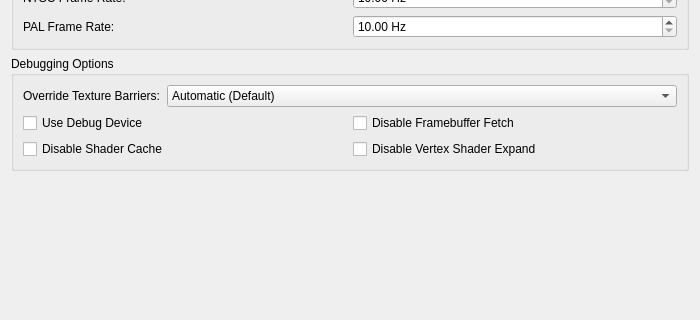
Old version of the form pcsx2-qt/Settings/GraphicsAdvancedSettingsTab.ui in the repository SgtBilko76/ARMSX2-Quest; both pictures show x 0 to 700 and y 285 to 605 of the 700 by 605 pixel window.
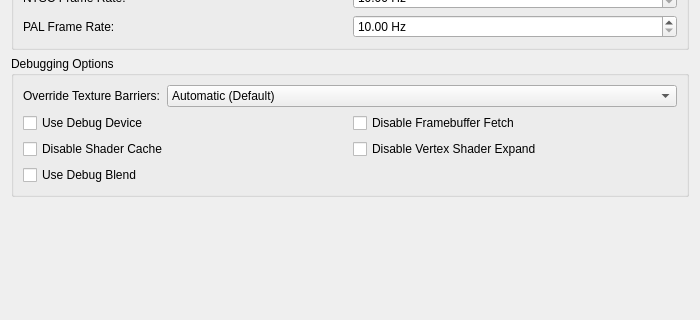
New version of the form.

Commit message:
GS/HW: Add debug blend setting.
Will enable SW blend and disable many optimizations.

Patch:
```diff
--- a/pcsx2-qt/Settings/GraphicsAdvancedSettingsTab.ui
+++ b/pcsx2-qt/Settings/GraphicsAdvancedSettingsTab.ui
@@ -321,6 +321,13 @@
           </property>
          </widget>
         </item>
+        <item row="2" column="0">
+         <widget class="QCheckBox" name="useDebugBlend">
+          <property name="text">
+           <string>Use Debug Blend</string>
+          </property>
+         </widget>
+        </item>
        </layout>
       </item>
      </layout>
```
Left out of the diff: 1 changed line with no effect on the pictures. The commit also changes 6 other files.
